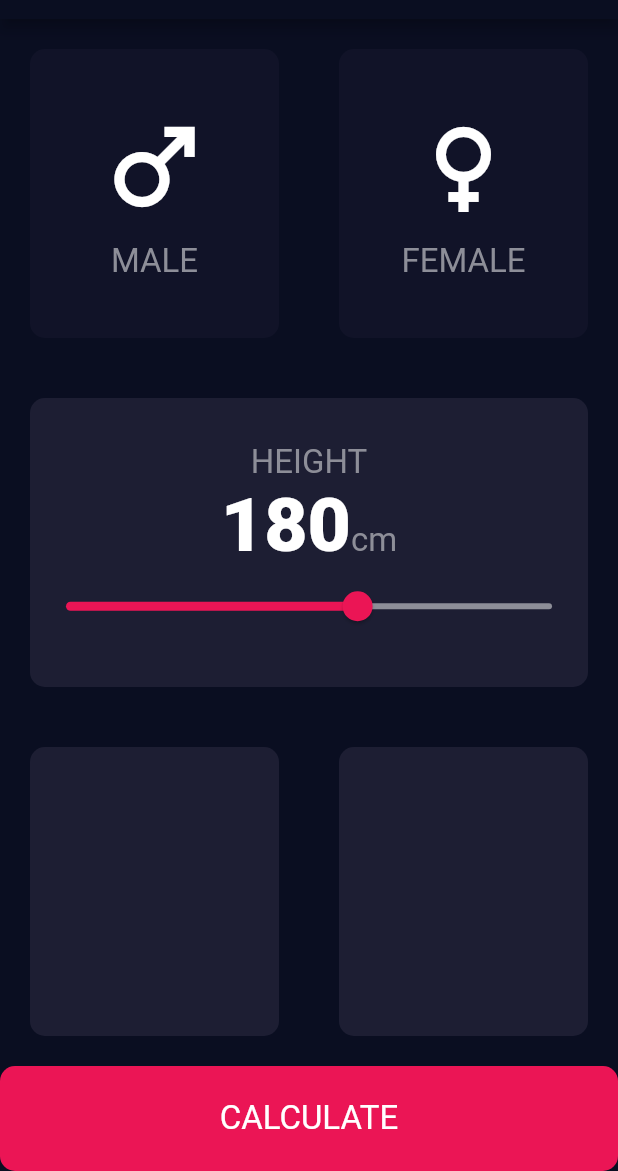
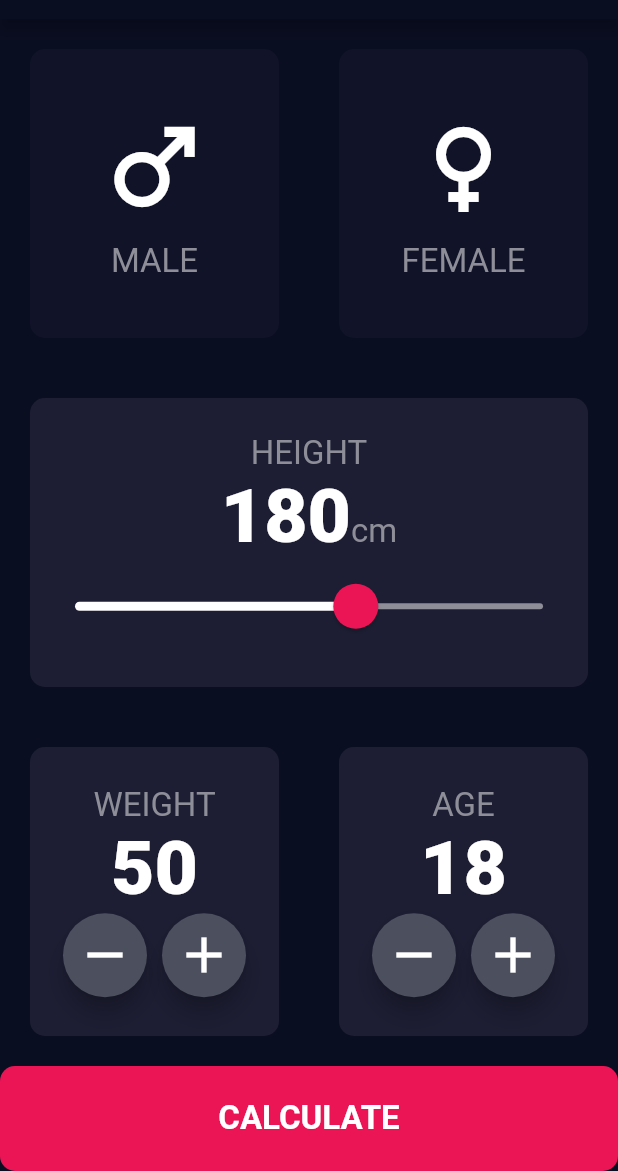
Before and after one commit to shiva-gtm/BmiCalculator, a Flutter app: the screen it shows after launch, on a phone screen of 412 x 824 dp, the part 65-1236 px from its top. Run offline on Flutter 3.47's test engine with Material 2 defaults, Android fonts, the phone set to English and light mode, and no system bars.

Commit message:
Final commit

```diff
--- /dev/null
+++ b/lib/claculator_brain.dart
@@ -0,0 +1,34 @@
+import 'dart:math';
+
+class CalculatorBrain {
+  CalculatorBrain({required this.height, required this.weight});
+  final int height;
+  final int weight;
+
+  double _bmi = 0;
+
+  String calculateBMI() {
+    _bmi = weight / pow(height / 100, 2);
+    return _bmi.toStringAsFixed(1);
+  }
+
+  String getResult() {
+    if (_bmi >= 25) {
+      return 'Overweight';
+    } else if (_bmi > 18.5) {
+      return 'Normal';
+    } else {
+      return 'Underweight';
+    }
+  }
+
+  String getInterpretation() {
+    if (_bmi >= 25) {
+      return 'You have a higher than normal body weight. Try to exercise more.';
+    } else if (_bmi > 18.5) {
+      return 'You have a normal body weight. Good Job!';
+    } else {
+      return 'You  have a lower than normal body weight. You can eat a bit more.';
+    }
+  }
+}
--- a/lib/input_page.dart
+++ b/lib/input_page.dart
@@ -2,6 +2,8 @@ import 'package:flutter/material.dart';
 import 'reusable_card.dart';
 import 'gender_card.dart';
 import 'constants.dart';
+import 'result_page.dart';
+import 'claculator_brain.dart';
 
 enum Gender {
   male,
@@ -16,6 +18,8 @@ class InputPage extends StatefulWidget {
 }
 
 int height = 180;
+int weight = 50;
+int age = 18;
 
 Gender? selectedGender;
 
@@ -99,17 +103,27 @@ class _InputPageState extends State<InputPage> {
                       ),
                     ],
                   ),
-                  Slider(
+                  SliderTheme(
+                    data: SliderTheme.of(context).copyWith(
+                      inactiveTrackColor: const Color(0xFF8D8E98),
+                      activeTrackColor: Colors.white,
+                      thumbColor: const Color(0xFFEB1555),
+                      overlayColor: const Color(0x29EB1555),
+                      thumbShape:
+                          const RoundSliderThumbShape(enabledThumbRadius: 15.0),
+                      overlayShape:
+                          const RoundSliderOverlayShape(overlayRadius: 30.0),
+                    ),
+                    child: Slider(
                       value: height.toDouble(),
                       min: 120.0,
                       max: 220.0,
-                    activeColor: const Color(0xFFEB1555),
-                    inactiveColor: const Color(0xFF8D8E98),
                       onChanged: (double newValue) {
                         setState(() {
                           height = newValue.round();
                         });
                       },
+                    ),
                   ),
                 ],
               ),
@@ -122,21 +136,108 @@ class _InputPageState extends State<InputPage> {
                 Expanded(
                   child: ReusableCard(
                     onpress: () {},
-                    cardChild: const Column(),
+                    cardChild: Column(
+                      mainAxisAlignment: MainAxisAlignment.center,
+                      children: [
+                        const Text(
+                          'WEIGHT',
+                          style: kLabelTextStyle,
+                        ),
+                        Text(
+                          weight.toString(),
+                          style: kNumberTextStyle,
+                        ),
+                        Row(
+                          mainAxisAlignment: MainAxisAlignment.center,
+                          children: [
+                            RoundActionButton(
+                              icon: Icons.remove,
+                              onPressed: () {
+                                setState(() {
+                                  weight--;
+                                });
+                              },
+                            ),
+                            const SizedBox(
+                              width: 10,
+                            ),
+                            RoundActionButton(
+                              onPressed: () {
+                                setState(() {
+                                  weight++;
+                                });
+                              },
+                              icon: Icons.add,
+                            ),
+                          ],
+                        ),
+                      ],
+                    ),
                     colour: kActiveCardColor,
                   ),
                 ),
                 Expanded(
                   child: ReusableCard(
                     onpress: () {},
-                    cardChild: const Column(),
+                    cardChild: Column(
+                      mainAxisAlignment: MainAxisAlignment.center,
+                      children: [
+                        const Text(
+                          'AGE',
+                          style: kLabelTextStyle,
+                        ),
+                        Text(
+                          age.toString(),
+                          style: kNumberTextStyle,
+                        ),
+                        Row(
+                          mainAxisAlignment: MainAxisAlignment.center,
+                          children: [
+                            RoundActionButton(
+                              onPressed: () {
+                                setState(() {
+                                  age--;
+                                });
+                              },
+                              icon: Icons.remove,
+                            ),
+                            const SizedBox(
+                              width: 10,
+                            ),
+                            RoundActionButton(
+                              onPressed: () {
+                                setState(() {
+                                  age++;
+                                });
+                              },
+                              icon: Icons.add,
+                            ),
+                          ],
+                        ),
+                      ],
+                    ),
                     colour: kActiveCardColor,
                   ),
                 ),
               ],
             ),
           ),
-          Container(
+          GestureDetector(
+            onTap: () {
+              CalculatorBrain calc =
+                  CalculatorBrain(height: height, weight: weight);
+              Navigator.push(
+                context,
+                MaterialPageRoute(
+                  builder: (context) => ResultPage(
+                    bmiResult: calc.calculateBMI(),
+                    resultText: calc.getResult(),
+                    interpretation: calc.getInterpretation(),
+                  ),
+                ),
+              );
+            },
+            child: Container(
               decoration: BoxDecoration(
                 color: kBottomContainerColor,
                 borderRadius: BorderRadius.circular(10),
@@ -148,7 +249,8 @@ class _InputPageState extends State<InputPage> {
                   'CALCULATE',
                   style: TextStyle(
                     fontSize: 22,
-                  fontWeight: FontWeight.w400,
+                    fontWeight: FontWeight.bold,
+                  ),
                 ),
               ),
             ),
@@ -158,3 +260,29 @@ class _InputPageState extends State<InputPage> {
     );
   }
 }
+
+class RoundActionButton extends StatelessWidget {
+  const RoundActionButton(
+      {super.key, required this.icon, required this.onPressed});
+
+  final IconData icon;
+  final VoidCallback onPressed;
+
+  @override
+  Widget build(BuildContext context) {
+    return RawMaterialButton(
+      constraints: const BoxConstraints.tightFor(
+        width: 56.0,
+        height: 56.0,
+      ),
+      onPressed: onPressed,
+      shape: const CircleBorder(),
+      fillColor: const Color(0xFF4C4F5E),
+      elevation: 6.0,
+      child: Icon(
+        icon,
+        size: 40,
+      ),
+    );
+  }
+}
```
Also changed, not shown: lib/result_page.dart (added, +131 -0 lines), 1 other file. Lines whose indentation alone changed are shown as unchanged.
